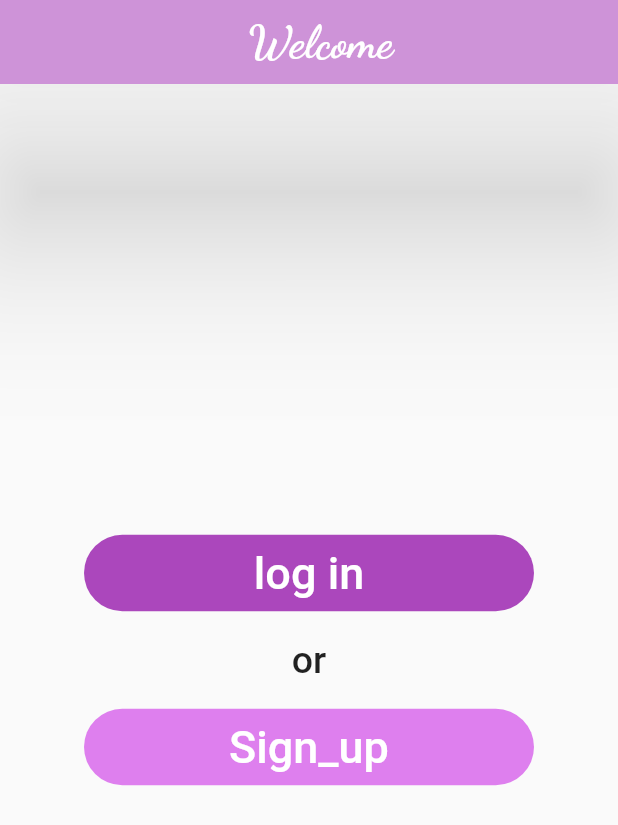
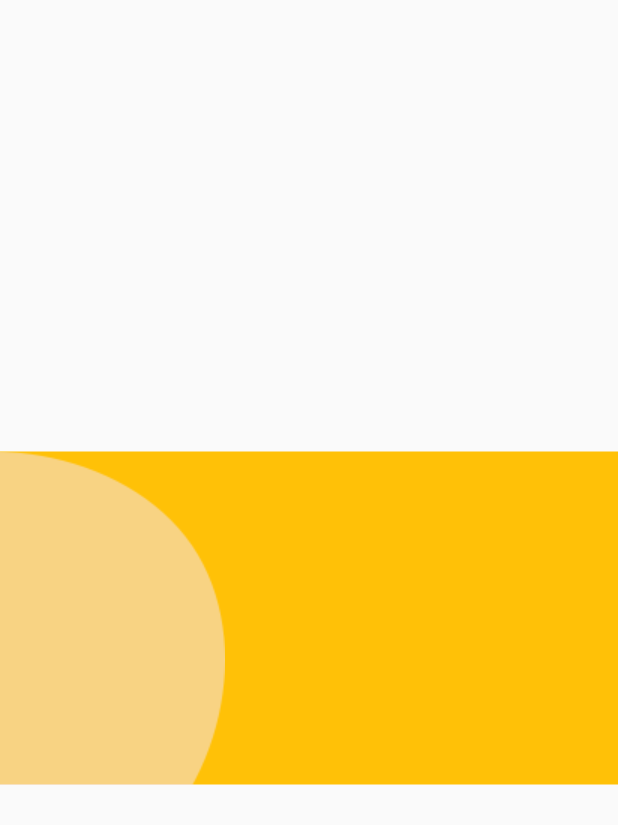
Before and after one commit to motager/log_in, a Flutter app: the screen it shows after launch, on a phone screen of 412 x 824 dp. Shown: the top 825 px of the screen. Run offline on Flutter 3.47's test engine with Material 2 defaults, Android fonts, the phone set to English and light mode, and no system bars; project files that could hold a hidden picture were left out.

Commit message:
new change
Signed-off-by: motager <maltager658@gmail.com>

```diff
--- a/lib/main.dart
+++ b/lib/main.dart
@@ -7,7 +7,7 @@ import 'package:log_in/pages/log_in.dart';
 import 'package:log_in/pages/sign_up.dart';
 
 import 'package:log_in/pages/welcome.dart';
-// import 'package:flutter_svg/svg.dart';
+
 
 void main() {
   runApp(const MyApp());
--- a/lib/pages/welcome.dart
+++ b/lib/pages/welcome.dart
@@ -1,85 +1,102 @@
 // ignore_for_file: prefer_const_constructors, avoid_unnecessary_containers
 
 import 'package:flutter/material.dart';
-
+// import 'package:flutter_svg/svg.dart';
 class Welcome extends StatelessWidget {
   const Welcome({super.key});
 
   @override
   Widget build(BuildContext context) {
     return Scaffold(
-      appBar: AppBar(
-        backgroundColor: Colors.purple[200],
-        elevation: 50.0,
-        title: Center(
-          child: Text(
-            "  Welcome",
-            style: TextStyle(
-                fontSize: 30.0,
-                fontWeight: FontWeight.bold,
-                fontFamily: "myfont",
-                color: Colors.white),
-          ),
-        ),
-      ),
+      // appBar: AppBar(
+      //   backgroundColor: Colors.purple[200],
+      //   elevation: 50.0,
+      //   title: Center(
+      //     child: Text(
+      //       "  Welcome",
+      //       style: TextStyle(
+      //           fontSize: 30.0,
+      //           fontWeight: FontWeight.bold,
+      //           fontFamily: "myfont",
+      //           color: Colors.white),
+      //     ),
+      //   ),
+      // ),
+
+
       body: Column(
         mainAxisAlignment: MainAxisAlignment.center,
         crossAxisAlignment: CrossAxisAlignment.center,
         children: [
-          Center(
-            child: Center(
-              child: Container(
-                width: 300.0,
-                margin: const EdgeInsets.fromLTRB(30.0, 18.0, 30.0, 18.0),
-                // color: Colors.purple[400],
-                decoration: BoxDecoration(
-                  color: Colors.purple[400],
-                  borderRadius: BorderRadius.circular(90),
-                ),
-                child: TextButton(
-                  style: ButtonStyle(),
-                  onPressed: () {
-                    Navigator.pushNamed(context, '/log in');
-                  },
-                  child: Text(
-                    "log in",
-                    style: TextStyle(color: Colors.white, fontSize: 30.0),
-                  ),
-                ),
-              ),
-            ),
-          ),
-          Text(
-            "or",
-            style: TextStyle(
-              fontSize: 25,
-              fontWeight: FontWeight.w500,
-              textBaseline: TextBaseline.ideographic,
-            ),
-          ),
-          Center(
-            child: Center(
-              child: Container(
-                width: 300.0,
-                margin: const EdgeInsets.fromLTRB(30.0, 18.0, 30.0, 18.0),
-                // color: Colors.purple[400],
-                decoration: BoxDecoration(
-                  color: Color.fromARGB(255, 222, 127, 238),
-                  borderRadius: BorderRadius.circular(90),
-                ),
-                child: TextButton(
-                  style: ButtonStyle(),
-                  onPressed: () {
-                    Navigator.pushNamed(context, '/Signup');
-                  },
-                  child: Text(
-                    "Sign_up",
-                    style: TextStyle(color: Colors.white, fontSize: 30.0),
-                  ),
-                ),
-              ),
-            ),
-          ),
+  Container(color: Colors.amber,
+  width: double.infinity,
+    child: Stack(
+      children: [
+       Positioned(child:
+       Image.asset(
+        "assets/images/main_bottom.png",
+       ),
+       ) ,
+      ],
+    ),
+  ),
+
+
+
+          // Center(
+          //   child: Center(
+          //     child: Container(
+          //       width: 300.0,
+          //       margin: const EdgeInsets.fromLTRB(30.0, 18.0, 30.0, 18.0),
+          //       // color: Colors.purple[400],
+          //       decoration: BoxDecoration(
+          //         color: Colors.purple[400],
+          //         borderRadius: BorderRadius.circular(90),
+          //       ),
+          //       child: TextButton(
+          //         style: ButtonStyle(),
+          //         onPressed: () {
+          //           Navigator.pushNamed(context, '/log in');
+          //         },
+          //         child: Text(
+          //           "log in",
+          //           style: TextStyle(color: Colors.white, fontSize: 30.0),
+          //         ),
+          //       ),
+          //     ),
+          //   ),
+          // ),
+          // Text(
+          //   "or",
+          //   style: TextStyle(
+          //     fontSize: 25,
+          //     fontWeight: FontWeight.w500,
+          //     textBaseline: TextBaseline.ideographic,
+          //   ),
+          // ),
+          // Center(
+          //   child: Center(
+          //     child: Container(
+          //       width: 300.0,
+          //       margin: const EdgeInsets.fromLTRB(30.0, 18.0, 30.0, 18.0),
+          //       // color: Colors.purple[400],
+          //       decoration: BoxDecoration(
+          //         color: Color.fromARGB(255, 222, 127, 238),
+          //         borderRadius: BorderRadius.circular(90),
+          //       ),
+          //       child: TextButton(
+          //         style: ButtonStyle(),
+          //         onPressed: () {
+          //           Navigator.pushNamed(context, '/Signup');
+          //         },
+          //         child: Text(
+          //           "Sign up",
+          //           style: TextStyle(color: Colors.white, fontSize: 30.0),
+          //         ),
+          //       ),
+          //     ),
+          //   ),
+          // ),
         ],
       ),
     );
```
Also changed, not shown: pubspec.yaml (+1 -7 lines), assets/icons/icons8-chat.svg (renamed from assets/icons/chat.svg), assets/icons/icons8-facebook.svg (renamed from assets/icons/facebook.svg), assets/icons/icons8-google-plus.svg (renamed from assets/icons/google-plus.svg), assets/icons/icons8-login.svg (renamed from assets/icons/login.svg), assets/icons/icons8-signup.svg (renamed from assets/icons/signup.svg), assets/icons/icons8-twitter.svg (renamed from assets/icons/twitter.svg), assets/icons/signup_top.png (deleted), assets/img_me/icons8-facebook.SVG (renamed from assets/img/icons8-facebook.SVG), assets/img_me/icons8-gmail.SVG (renamed from assets/img/icons8-gmail.SVG), assets/img_me/icons8-instagram.SVG (renamed from assets/img/icons8-instagram.SVG), assets/img_me/icons8-twitter.SVG (renamed from assets/img/icons8-twitter.SVG), 1 other file.
